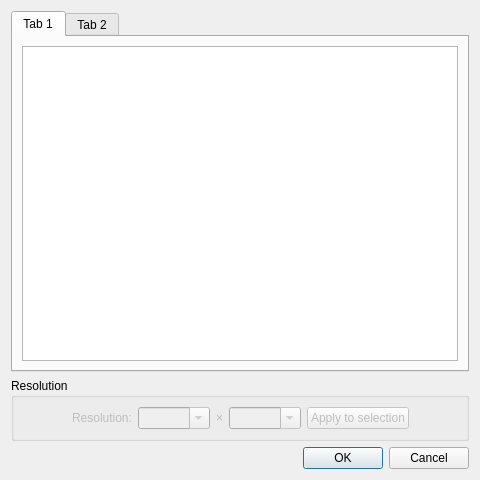
Qt form src/app/FixDpiDialog.ui (2ndmax/scantailor-ocr) before a commit.
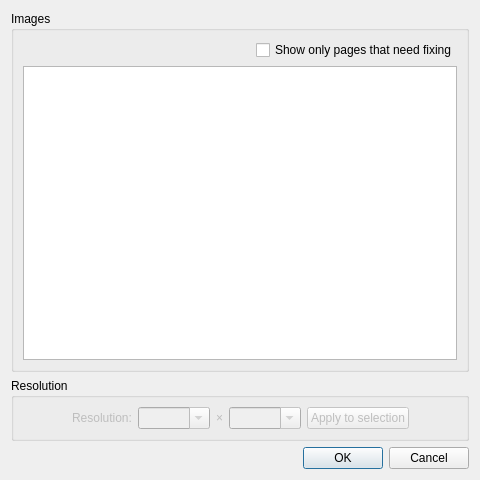
The same form after that commit.

Commit message:
app: show Fix DPI as one folder tree with a "need fixing" filter
Replace the "Need Fixing" and "All Pages" tabs with a single tree, modelled
on the Relinking dialog: folders with their images below, a second column
with the resolution of an image or the number of images of a folder that
need fixing, and a summary line. The checkbox "Show only pages that need
fixing" switches between the two former views and is on at opening when
any page needs fixing. The "All Pages" node and the grouping by pixel size
are gone; a resolution is checked against every pixel size it goes to.

The edit to the form file:
```diff
--- a/src/app/FixDpiDialog.ui
+++ b/src/app/FixDpiDialog.ui
@@ -15,30 +15,58 @@
   </property>
   <layout class="QVBoxLayout">
    <item>
-    <widget class="QTabWidget" name="tabWidget">
-     <property name="currentIndex">
-      <number>0</number>
+    <widget class="QGroupBox" name="imagesGroup">
+     <property name="title">
+      <string>Images</string>
      </property>
-     <widget class="QWidget" name="tab">
-      <attribute name="title">
-       <string>Tab 1</string>
-      </attribute>
-      <layout class="QVBoxLayout">
-       <item>
-        <widget class="QTreeView" name="undefinedDpiView"/>
-       </item>
-      </layout>
-     </widget>
-     <widget class="QWidget" name="tab_2">
-      <attribute name="title">
-       <string>Tab 2</string>
-      </attribute>
-      <layout class="QVBoxLayout">
-       <item>
-        <widget class="QTreeView" name="allPagesView"/>
-       </item>
-      </layout>
-     </widget>
+     <layout class="QVBoxLayout" name="imagesLayout">
+      <item>
+       <layout class="QHBoxLayout" name="imagesHeaderLayout">
+        <item>
+         <widget class="QLabel" name="imagesSummaryLabel"/>
+        </item>
+        <item>
+         <spacer name="imagesHeaderSpacer">
+          <property name="orientation">
+           <enum>Qt::Horizontal</enum>
+          </property>
+          <property name="sizeHint" stdset="0">
+           <size>
+            <width>0</width>
+            <height>0</height>
+           </size>
+          </property>
+         </spacer>
+        </item>
+        <item>
+         <widget class="QCheckBox" name="needFixingOnlyCB">
+          <property name="text">
+           <string>Show only pages that need fixing</string>
+          </property>
+         </widget>
+        </item>
+       </layout>
+      </item>
+      <item>
+       <widget class="QTreeView" name="treeView">
+        <property name="editTriggers">
+         <set>QAbstractItemView::NoEditTriggers</set>
+        </property>
+        <property name="selectionMode">
+         <enum>QAbstractItemView::ExtendedSelection</enum>
+        </property>
+        <property name="textElideMode">
+         <enum>Qt::ElideMiddle</enum>
+        </property>
+        <property name="uniformRowHeights">
+         <bool>true</bool>
+        </property>
+        <attribute name="headerVisible">
+         <bool>false</bool>
+        </attribute>
+       </widget>
+      </item>
+     </layout>
     </widget>
    </item>
    <item>
```
The commit also changes 2 other files.
